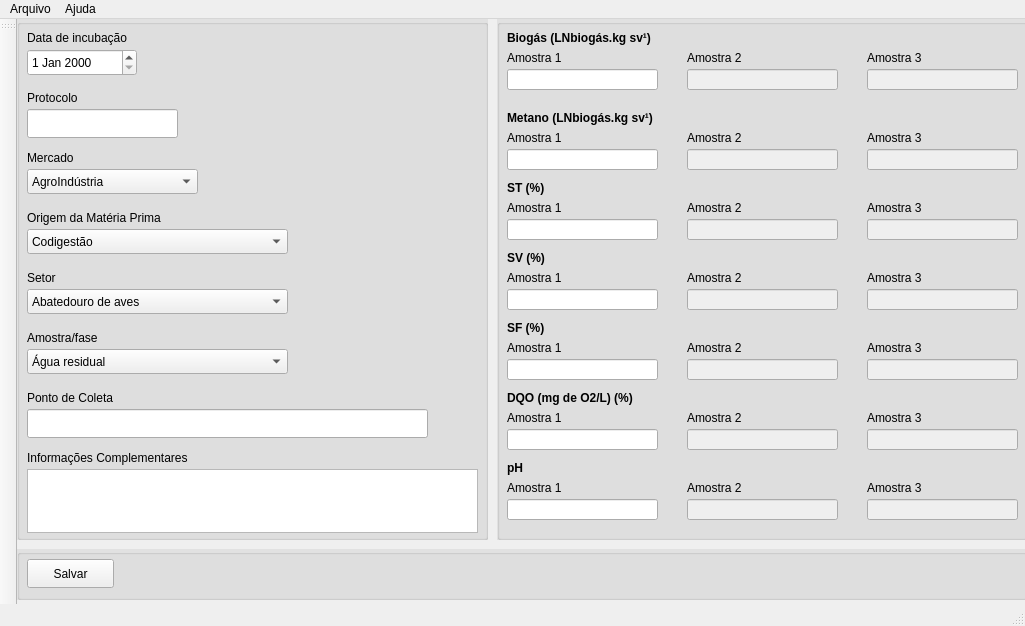
Qt form cibapp/mainwindow.ui (cibiogas/ciblabdesktop) before a commit.
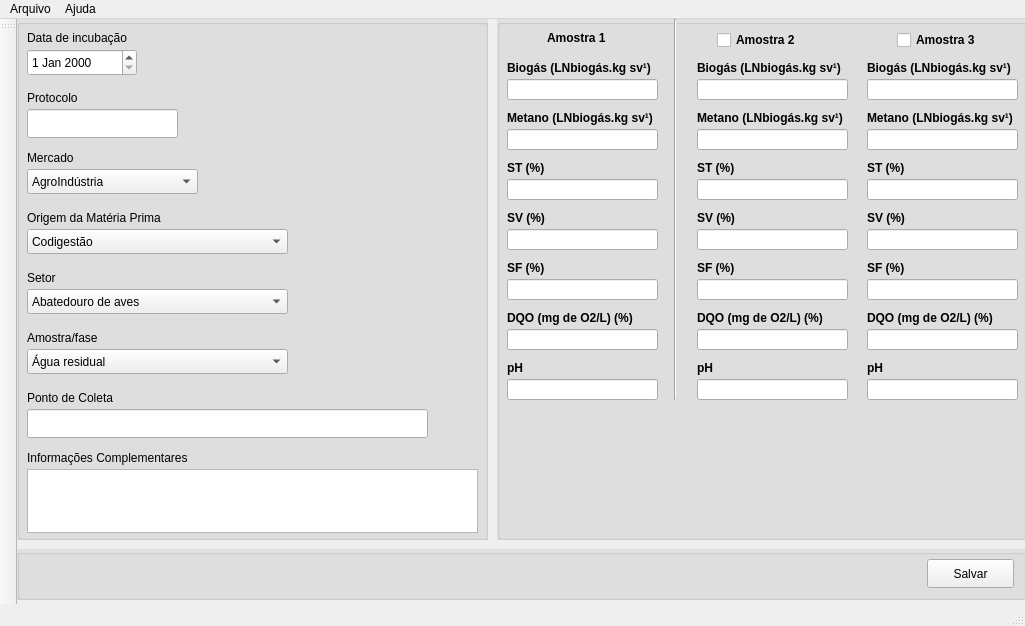
The same form after that commit.

What changed in the file:
```diff
--- a/cibapp/mainwindow.ui
+++ b/cibapp/mainwindow.ui
@@ -395,7 +395,7 @@
     <widget class="QPushButton" name="Btn_Salvar">
      <property name="geometry">
       <rect>
-       <x>10</x>
+       <x>910</x>
        <y>10</y>
        <width>87</width>
        <height>29</height>
@@ -425,7 +425,7 @@
      <property name="geometry">
       <rect>
        <x>10</x>
-       <y>10</y>
+       <y>40</y>
        <width>151</width>
        <height>17</height>
       </rect>
@@ -444,7 +444,7 @@
      <property name="geometry">
       <rect>
        <x>10</x>
-       <y>50</y>
+       <y>60</y>
        <width>151</width>
        <height>21</height>
       </rect>
@@ -453,50 +453,30 @@
     <widget class="QLabel" name="Lbl_AmostraBiogas1">
      <property name="geometry">
       <rect>
-       <x>10</x>
-       <y>30</y>
+       <x>50</x>
+       <y>10</y>
        <width>61</width>
        <height>17</height>
       </rect>
      </property>
+     <property name="font">
+      <font>
+       <weight>75</weight>
+       <bold>true</bold>
+      </font>
+     </property>
      <property name="text">
       <string>Amostra 1</string>
      </property>
     </widget>
-    <widget class="QLabel" name="Lbl_AmostraBiogas2">
-     <property name="geometry">
-      <rect>
-       <x>190</x>
-       <y>30</y>
-       <width>61</width>
-       <height>17</height>
-      </rect>
-     </property>
-     <property name="text">
-      <string>Amostra 2</string>
-     </property>
-    </widget>
-    <widget class="QLabel" name="Lbl_AmostraBiogas3">
-     <property name="geometry">
-      <rect>
-       <x>370</x>
-       <y>30</y>
-       <width>61</width>
-       <height>17</height>
-      </rect>
-     </property>
-     <property name="text">
-      <string>Amostra 3</string>
-     </property>
-    </widget>
     <widget class="QLineEdit" name="Edt_Biogas2">
      <property name="enabled">
-      <bool>false</bool>
+      <bool>true</bool>
      </property>
      <property name="geometry">
       <rect>
-       <x>190</x>
-       <y>50</y>
+       <x>200</x>
+       <y>60</y>
        <width>151</width>
        <height>21</height>
       </rect>
@@ -504,12 +484,12 @@
     </widget>
     <widget class="QLineEdit" name="Edt_Biogas3">
      <property name="enabled">
-      <bool>false</bool>
+      <bool>true</bool>
      </property>
      <property name="geometry">
       <rect>
        <x>370</x>
-       <y>50</y>
+       <y>60</y>
        <width>151</width>
        <height>21</height>
       </rect>
@@ -517,12 +497,12 @@
     </widget>
     <widget class="QLineEdit" name="Edt_Metano3">
      <property name="enabled">
-      <bool>false</bool>
+      <bool>true</bool>
      </property>
      <property name="geometry">
       <rect>
        <x>370</x>
-       <y>130</y>
+       <y>110</y>
        <width>151</width>
        <height>21</height>
       </rect>
@@ -530,72 +510,33 @@
     </widget>
     <widget class="QLineEdit" name="Edt_Metano2">
      <property name="enabled">
-      <bool>false</bool>
+      <bool>true</bool>
      </property>
      <property name="geometry">
       <rect>
-       <x>190</x>
-       <y>130</y>
+       <x>200</x>
+       <y>110</y>
        <width>151</width>
        <height>21</height>
       </rect>
      </property>
     </widget>
-    <widget class="QLabel" name="Lbl_AmostraMetano3">
-     <property name="geometry">
-      <rect>
-       <x>370</x>
-       <y>110</y>
-       <width>61</width>
-       <height>17</height>
-      </rect>
-     </property>
-     <property name="text">
-      <string>Amostra 3</string>
-     </property>
-    </widget>
     <widget class="QLineEdit" name="Edt_Metano1">
      <property name="geometry">
       <rect>
        <x>10</x>
-       <y>130</y>
+       <y>110</y>
        <width>151</width>
        <height>21</height>
       </rect>
      </property>
     </widget>
-    <widget class="QLabel" name="Lbl_AmostraMetano2">
-     <property name="geometry">
-      <rect>
-       <x>190</x>
-       <y>110</y>
-       <width>61</width>
-       <height>17</height>
-      </rect>
-     </property>
-     <property name="text">
-      <string>Amostra 2</string>
-     </property>
-    </widget>
-    <widget class="QLabel" name="Lbl_AmostraMetano1">
-     <property name="geometry">
-      <rect>
-       <x>10</x>
-       <y>110</y>
-       <width>61</width>
-       <height>17</height>
-      </rect>
-     </property>
-     <property name="text">
-      <string>Amostra 1</string>
-     </property>
-    </widget>
     <widget class="QLabel" name="Lbl_Metano">
      <property name="geometry">
       <rect>
        <x>10</x>
        <y>90</y>
-       <width>151</width>
+       <width>161</width>
        <height>17</height>
       </rect>
      </property>
@@ -609,50 +550,11 @@
       <string>Metano (LNbiogás.kg sv¹)</string>
      </property>
     </widget>
-    <widget class="QLabel" name="Lbl_ST3">
-     <property name="geometry">
-      <rect>
-       <x>370</x>
-       <y>180</y>
-       <width>61</width>
-       <height>17</height>
-      </rect>
-     </property>
-     <property name="text">
-      <string>Amostra 3</string>
-     </property>
-    </widget>
-    <widget class="QLabel" name="Lbl_ST1">
-     <property name="geometry">
-      <rect>
-       <x>10</x>
-       <y>180</y>
-       <width>61</width>
-       <height>17</height>
-      </rect>
-     </property>
-     <property name="text">
-      <string>Amostra 1</string>
-     </property>
-    </widget>
-    <widget class="QLabel" name="Lbl_ST2">
-     <property name="geometry">
-      <rect>
-       <x>190</x>
-       <y>180</y>
-       <width>61</width>
-       <height>17</height>
-      </rect>
-     </property>
-     <property name="text">
-      <string>Amostra 2</string>
-     </property>
-    </widget>
     <widget class="QLineEdit" name="Edt_ST1">
      <property name="geometry">
       <rect>
        <x>10</x>
-       <y>200</y>
+       <y>160</y>
        <width>151</width>
        <height>21</height>
       </rect>
@@ -660,12 +562,12 @@
     </widget>
     <widget class="QLineEdit" name="Edt_ST2">
      <property name="enabled">
-      <bool>false</bool>
+      <bool>true</bool>
      </property>
      <property name="geometry">
       <rect>
-       <x>190</x>
-       <y>200</y>
+       <x>200</x>
+       <y>160</y>
        <width>151</width>
        <height>21</height>
       </rect>
@@ -673,12 +575,12 @@
     </widget>
     <widget class="QLineEdit" name="Edt_ST3">
      <property name="enabled">
-      <bool>false</bool>
+      <bool>true</bool>
      </property>
      <property name="geometry">
       <rect>
        <x>370</x>
-       <y>200</y>
+       <y>160</y>
        <width>151</width>
        <height>21</height>
       </rect>
@@ -688,7 +590,7 @@
      <property name="geometry">
       <rect>
        <x>10</x>
-       <y>160</y>
+       <y>140</y>
        <width>151</width>
        <height>17</height>
       </rect>
@@ -703,53 +605,14 @@
       <string>ST (%)</string>
      </property>
     </widget>
-    <widget class="QLabel" name="Lbl_SV3">
-     <property name="geometry">
-      <rect>
-       <x>370</x>
-       <y>250</y>
-       <width>61</width>
-       <height>17</height>
-      </rect>
-     </property>
-     <property name="text">
-      <string>Amostra 3</string>
-     </property>
-    </widget>
-    <widget class="QLabel" name="Lbl_SV2">
-     <property name="geometry">
-      <rect>
-       <x>190</x>
-       <y>250</y>
-       <width>61</width>
-       <height>17</height>
-      </rect>
-     </property>
-     <property name="text">
-      <string>Amostra 2</string>
-     </property>
-    </widget>
-    <widget class="QLabel" name="Lbl_SV1_2">
-     <property name="geometry">
-      <rect>
-       <x>10</x>
-       <y>250</y>
-       <width>61</width>
-       <height>17</height>
-      </rect>
-     </property>
-     <property name="text">
-      <string>Amostra 1</string>
-     </property>
-    </widget>
     <widget class="QLineEdit" name="Edt_SV3">
      <property name="enabled">
-      <bool>false</bool>
+      <bool>true</bool>
      </property>
      <property name="geometry">
       <rect>
        <x>370</x>
-       <y>270</y>
+       <y>210</y>
        <width>151</width>
        <height>21</height>
       </rect>
@@ -759,7 +622,7 @@
      <property name="geometry">
       <rect>
        <x>10</x>
-       <y>230</y>
+       <y>190</y>
        <width>151</width>
        <height>17</height>
       </rect>
@@ -778,7 +641,7 @@
      <property name="geometry">
       <rect>
        <x>10</x>
-       <y>270</y>
+       <y>210</y>
        <width>151</width>
        <height>21</height>
       </rect>
@@ -786,74 +649,35 @@
     </widget>
     <widget class="QLineEdit" name="Edt_SV2">
      <property name="enabled">
-      <bool>false</bool>
+      <bool>true</bool>
      </property>
      <property name="geometry">
       <rect>
-       <x>190</x>
-       <y>270</y>
+       <x>200</x>
+       <y>210</y>
        <width>151</width>
        <height>21</height>
       </rect>
      </property>
     </widget>
-    <widget class="QLabel" name="Lbl_SF1">
-     <property name="geometry">
-      <rect>
-       <x>10</x>
-       <y>320</y>
-       <width>61</width>
-       <height>17</height>
-      </rect>
-     </property>
-     <property name="text">
-      <string>Amostra 1</string>
-     </property>
-    </widget>
-    <widget class="QLabel" name="Lbl_SF2">
-     <property name="geometry">
-      <rect>
-       <x>190</x>
-       <y>320</y>
-       <width>61</width>
-       <height>17</height>
-      </rect>
-     </property>
-     <property name="text">
-      <string>Amostra 2</string>
-     </property>
-    </widget>
     <widget class="QLineEdit" name="Edt_SF3">
      <property name="enabled">
-      <bool>false</bool>
+      <bool>true</bool>
      </property>
      <property name="geometry">
       <rect>
        <x>370</x>
-       <y>340</y>
+       <y>260</y>
        <width>151</width>
        <height>21</height>
       </rect>
      </property>
     </widget>
-    <widget class="QLabel" name="Lbl_SF3">
-     <property name="geometry">
-      <rect>
-       <x>370</x>
-       <y>320</y>
-       <width>61</width>
-       <height>17</height>
-      </rect>
-     </property>
-     <property name="text">
-      <string>Amostra 3</string>
-     </property>
-    </widget>
     <widget class="QLabel" name="Lbl_SF">
      <property name="geometry">
       <rect>
        <x>10</x>
-       <y>300</y>
+       <y>240</y>
        <width>151</width>
        <height>17</height>
       </rect>
@@ -870,12 +694,12 @@
     </widget>
     <widget class="QLineEdit" name="Edt_SF2">
      <property name="enabled">
-      <bool>false</bool>
+      <bool>true</bool>
      </property>
      <property name="geometry">
       <rect>
-       <x>190</x>
-       <y>340</y>
+       <x>200</x>
+       <y>260</y>
        <width>151</width>
        <height>21</height>
       </rect>
@@ -885,7 +709,7 @@
      <property name="geometry">
       <rect>
        <x>10</x>
-       <y>340</y>
+       <y>260</y>
        <width>151</width>
        <height>21</height>
       </rect>
@@ -893,61 +717,35 @@
     </widget>
     <widget class="QLineEdit" name="Edt_DQO3">
      <property name="enabled">
-      <bool>false</bool>
+      <bool>true</bool>
      </property>
      <property name="geometry">
       <rect>
        <x>370</x>
-       <y>410</y>
+       <y>310</y>
        <width>151</width>
        <height>21</height>
       </rect>
      </property>
     </widget>
-    <widget class="QLabel" name="Lbl_DQO3">
-     <property name="geometry">
-      <rect>
-       <x>370</x>
-       <y>390</y>
-       <width>61</width>
-       <height>17</height>
-      </rect>
-     </property>
-     <property name="text">
-      <string>Amostra 3</string>
-     </property>
-    </widget>
     <widget class="QLineEdit" name="Edt_DQO2">
      <property name="enabled">
-      <bool>false</bool>
+      <bool>true</bool>
      </property>
      <property name="geometry">
       <rect>
-       <x>190</x>
-       <y>410</y>
+       <x>200</x>
+       <y>310</y>
        <width>151</width>
        <height>21</height>
       </rect>
      </property>
     </widget>
-    <widget class="QLabel" name="Lbl_DQO2">
-     <property name="geometry">
-      <rect>
-       <x>190</x>
-       <y>390</y>
-       <width>61</width>
-       <height>17</height>
-      </rect>
-     </property>
-     <property name="text">
-      <string>Amostra 2</string>
-     </property>
-    </widget>
     <widget class="QLineEdit" name="Edt_DQO1">
      <property name="geometry">
       <rect>
        <x>10</x>
-       <y>410</y>
+       <y>310</y>
        <width>151</width>
        <height>21</height>
       </rect>
@@ -957,7 +755,7 @@
      <property name="geometry">
       <rect>
        <x>10</x>
-       <y>370</y>
+       <y>290</y>
        <width>151</width>
        <height>17</height>
       </rect>
@@ -972,27 +770,14 @@
       <string>DQO (mg de O2/L) (%)</string>
      </property>
     </widget>
-    <widget class="QLabel" name="Lbl_DQO1">
-     <property name="geometry">
-      <rect>
-       <x>10</x>
-       <y>390</y>
-       <width>61</width>
-       <height>17</height>
-      </rect>
-     </property>
-     <property name="text">
-      <string>Amostra 1</string>
-     </property>
-    </widget>
     <widget class="QLineEdit" name="Edt_pH3">
      <property name="enabled">
-      <bool>false</bool>
+      <bool>true</bool>
      </property>
      <property name="geometry">
       <rect>
        <x>370</x>
-       <y>480</y>
+       <y>360</y>
        <width>151</width>
        <height>21</height>
       </rect>
@@ -1002,33 +787,20 @@
      <property name="geometry">
       <rect>
        <x>10</x>
-       <y>480</y>
+       <y>360</y>
        <width>151</width>
        <height>21</height>
       </rect>
      </property>
     </widget>
-    <widget class="QLabel" name="Lbl_pH1">
-     <property name="geometry">
-      <rect>
-       <x>10</x>
-       <y>460</y>
-       <width>61</width>
-       <height>17</height>
-      </rect>
-     </property>
-     <property name="text">
-      <string>Amostra 1</string>
-     </property>
-    </widget>
     <widget class="QLineEdit" name="Edt_pH2">
      <property name="enabled">
-      <bool>false</bool>
+      <bool>true</bool>
      </property>
      <property name="geometry">
       <rect>
-       <x>190</x>
-       <y>480</y>
+       <x>200</x>
+       <y>360</y>
        <width>151</width>
        <height>21</height>
       </rect>
@@ -1038,7 +810,7 @@
      <property name="geometry">
       <rect>
        <x>10</x>
-       <y>440</y>
+       <y>340</y>
        <width>151</width>
        <height>17</height>
       </rect>
@@ -1053,32 +825,323 @@
       <string>pH</string>
      </property>
     </widget>
-    <widget class="QLabel" name="Lbl_pH3">
+    <widget class="QCheckBox" name="CB_Amostra2">
      <property name="geometry">
       <rect>
-       <x>370</x>
-       <y>460</y>
-       <width>61</width>
-       <height>17</height>
+       <x>220</x>
+       <y>10</y>
+       <width>87</width>
+       <height>22</height>
       </rect>
      </property>
-     <property name="text">
-      <string>Amostra 3</string>
-     </property>
-    </widget>
-    <widget class="QLabel" name="Lbl_pH2">
-     <property name="geometry">
-      <rect>
-       <x>190</x>
-       <y>460</y>
-       <width>61</width>
-       <height>17</height>
-      </rect>
+     <property name="font">
+      <font>
+       <weight>75</weight>
+       <bold>true</bold>
+      </font>
      </property>
      <property name="text">
       <string>Amostra 2</string>
      </property>
     </widget>
+    <widget class="QCheckBox" name="CB_Amostra3">
+     <property name="geometry">
+      <rect>
+       <x>400</x>
+       <y>10</y>
+       <width>87</width>
+       <height>22</height>
+      </rect>
+     </property>
+     <property name="font">
+      <font>
+       <weight>75</weight>
+       <bold>true</bold>
+      </font>
+     </property>
+     <property name="text">
+      <string>Amostra 3</string>
+     </property>
+    </widget>
+    <widget class="QLabel" name="Lbl_DQO_2">
+     <property name="geometry">
+      <rect>
+       <x>200</x>
+       <y>290</y>
+       <width>151</width>
+       <height>17</height>
+      </rect>
+     </property>
+     <property name="font">
+      <font>
+       <weight>75</weight>
+       <bold>true</bold>
+      </font>
+     </property>
+     <property name="text">
+      <string>DQO (mg de O2/L) (%)</string>
+     </property>
+    </widget>
+    <widget class="QLabel" name="Lbl_SV1_2">
+     <property name="geometry">
+      <rect>
+       <x>200</x>
+       <y>190</y>
+       <width>151</width>
+       <height>17</height>
+      </rect>
+     </property>
+     <property name="font">
+      <font>
+       <weight>75</weight>
+       <bold>true</bold>
+      </font>
+     </property>
+     <property name="text">
+      <string>SV (%)</string>
+     </property>
+    </widget>
+    <widget class="QLabel" name="Lbl_Metano_2">
+     <property name="geometry">
+      <rect>
+       <x>200</x>
+       <y>90</y>
+       <width>161</width>
+       <height>17</height>
+      </rect>
+     </property>
+     <property name="font">
+      <font>
+       <weight>75</weight>
+       <bold>true</bold>
+      </font>
+     </property>
+     <property name="text">
+      <string>Metano (LNbiogás.kg sv¹)</string>
+     </property>
+    </widget>
+    <widget class="QLabel" name="Lbl_SF_2">
+     <property name="geometry">
+      <rect>
+       <x>200</x>
+       <y>240</y>
+       <width>151</width>
+       <height>17</height>
+      </rect>
+     </property>
+     <property name="font">
+      <font>
+       <weight>75</weight>
+       <bold>true</bold>
+      </font>
+     </property>
+     <property name="text">
+      <string>SF (%)</string>
+     </property>
+    </widget>
+    <widget class="QLabel" name="Lbl_ST_2">
+     <property name="geometry">
+      <rect>
+       <x>200</x>
+       <y>140</y>
+       <width>151</width>
+       <height>17</height>
+      </rect>
+     </property>
+     <property name="font">
+      <font>
+       <weight>75</weight>
+       <bold>true</bold>
+      </font>
+     </property>
+     <property name="text">
+      <string>ST (%)</string>
+     </property>
+    </widget>
+    <widget class="QLabel" name="Lbl_Biogas_2">
+     <property name="geometry">
+      <rect>
+       <x>200</x>
+       <y>40</y>
+       <width>151</width>
+       <height>17</height>
+      </rect>
+     </property>
+     <property name="font">
+      <font>
+       <weight>75</weight>
+       <bold>true</bold>
+      </font>
+     </property>
+     <property name="text">
+      <string>Biogás (LNbiogás.kg sv¹)</string>
+     </property>
+    </widget>
+    <widget class="QLabel" name="Lbl_pH_2">
+     <property name="geometry">
+      <rect>
+       <x>200</x>
+       <y>340</y>
+       <width>151</width>
+       <height>17</height>
+      </rect>
+     </property>
+     <property name="font">
+      <font>
+       <weight>75</weight>
+       <bold>true</bold>
+      </font>
+     </property>
+     <property name="text">
+      <string>pH</string>
+     </property>
+    </widget>
+    <widget class="QLabel" name="Lbl_Metano_3">
+     <property name="geometry">
+      <rect>
+       <x>370</x>
+       <y>90</y>
+       <width>161</width>
+       <height>17</height>
+      </rect>
+     </property>
+     <property name="font">
+      <font>
+       <weight>75</weight>
+       <bold>true</bold>
+      </font>
+     </property>
+     <property name="text">
+      <string>Metano (LNbiogás.kg sv¹)</string>
+     </property>
+    </widget>
+    <widget class="QLabel" name="Lbl_SV1_3">
+     <property name="geometry">
+      <rect>
+       <x>370</x>
+       <y>190</y>
+       <width>151</width>
+       <height>17</height>
+      </rect>
+     </property>
+     <property name="font">
+      <font>
+       <weight>75</weight>
+       <bold>true</bold>
+      </font>
+     </property>
+     <property name="text">
+      <string>SV (%)</string>
+     </property>
+    </widget>
+    <widget class="QLabel" name="Lbl_DQO_3">
+     <property name="geometry">
+      <rect>
+       <x>370</x>
+       <y>290</y>
+       <width>151</width>
+       <height>17</height>
+      </rect>
+     </property>
+     <property name="font">
+      <font>
+       <weight>75</weight>
+       <bold>true</bold>
+      </font>
+     </property>
+     <property name="text">
+      <string>DQO (mg de O2/L) (%)</string>
+     </property>
+    </widget>
+    <widget class="QLabel" name="Lbl_SF_3">
+     <property name="geometry">
+      <rect>
+       <x>370</x>
+       <y>240</y>
+       <width>151</width>
+       <height>17</height>
+      </rect>
+     </property>
+     <property name="font">
+      <font>
+       <weight>75</weight>
+       <bold>true</bold>
+      </font>
+     </property>
+     <property name="text">
+      <string>SF (%)</string>
+     </property>
+    </widget>
+    <widget class="QLabel" name="Lbl_ST_3">
+     <property name="geometry">
+      <rect>
+       <x>370</x>
+       <y>140</y>
+       <width>151</width>
+       <height>17</height>
+      </rect>
+     </property>
+     <property name="font">
+      <font>
+       <weight>75</weight>
+       <bold>true</bold>
+      </font>
+     </property>
+     <property name="text">
+      <string>ST (%)</string>
+     </property>
+    </widget>
+    <widget class="QLabel" name="Lbl_Biogas_3">
+     <property name="geometry">
+      <rect>
+       <x>370</x>
+       <y>40</y>
+       <width>151</width>
+       <height>17</height>
+      </rect>
+     </property>
+     <property name="font">
+      <font>
+       <weight>75</weight>
+       <bold>true</bold>
+      </font>
+     </property>
+     <property name="text">
+      <string>Biogás (LNbiogás.kg sv¹)</string>
+     </property>
+    </widget>
+    <widget class="QLabel" name="Lbl_pH_3">
+     <property name="geometry">
+      <rect>
+       <x>370</x>
+       <y>340</y>
+       <width>151</width>
+       <height>17</height>
+      </rect>
+     </property>
+     <property name="font">
+      <font>
+       <weight>75</weight>
+       <bold>true</bold>
+      </font>
+     </property>
+     <property name="text">
+      <string>pH</string>
+     </property>
+    </widget>
+    <widget class="Line" name="line">
+     <property name="geometry">
+      <rect>
+       <x>170</x>
+       <y>0</y>
+       <width>16</width>
+       <height>381</height>
+      </rect>
+     </property>
+     <property name="orientation">
+      <enum>Qt::Vertical</enum>
+     </property>
+    </widget>
    </widget>
   </widget>
   <widget class="QMenuBar" name="menuBar">
```
Left out of the diff: 3 changed lines with no effect on the pictures.
